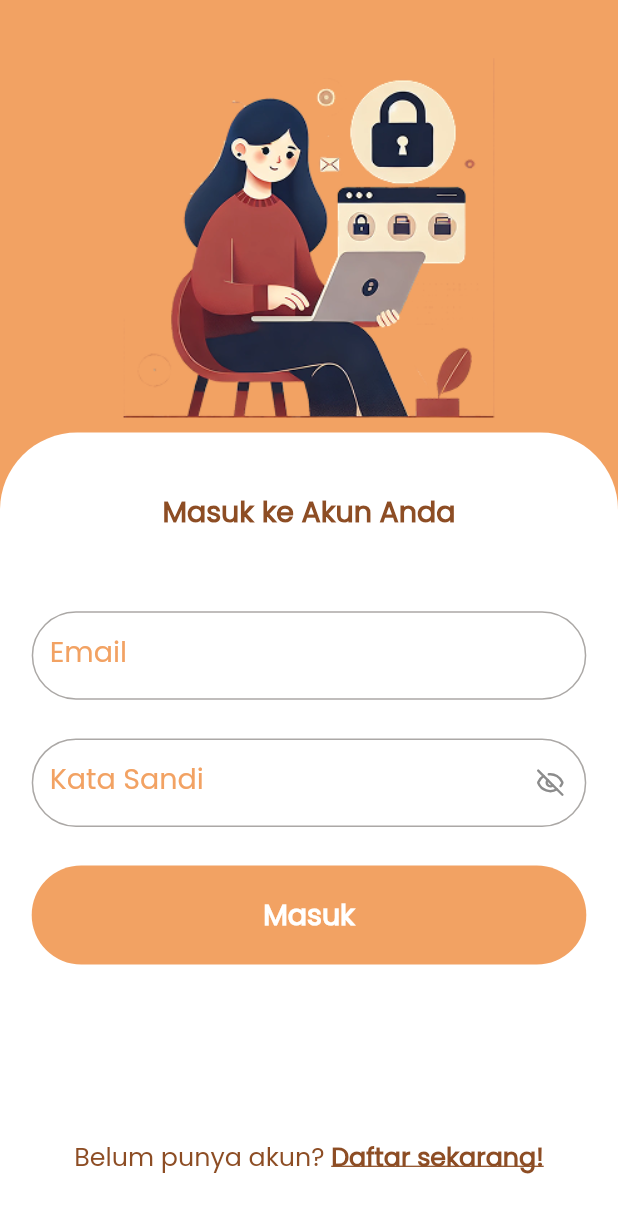
After one commit to manifestasi/nsmhc-undip, a Flutter app: the LoginScreen screen opened by its route, on a phone screen of 412 x 824 dp. The commit adds this screen. Shown: the top 1213 px of the screen. Run offline on Flutter 3.47's test engine with Material 2 defaults, Android fonts, the phone set to English and light mode, and no system bars; our stand-ins replace flutter_screenutil, get, lucide_icons.

Commit message:
add: slicing ui login screen

```diff
--- /dev/null
+++ b/lib/Pages/login_screen.dart
@@ -0,0 +1,186 @@
+import 'package:flutter/material.dart';
+import 'package:flutter_screenutil/flutter_screenutil.dart';
+import 'package:get/get.dart';
+import 'package:nsmhc/Widgets/Buttons/rounded_button.dart';
+import 'package:nsmhc/Widgets/Forms/password_field_custom.dart';
+import 'package:nsmhc/Widgets/Forms/text_field_custom.dart';
+
+class LoginScreen extends StatefulWidget {
+  const LoginScreen({Key? key}) : super(key: key);
+
+  @override
+  _LoginScreenState createState() => _LoginScreenState();
+}
+
+class _LoginScreenState extends State<LoginScreen> {
+  Rx<bool> is_visible_password = Rx<bool>(false);
+
+  @override
+  Widget build(BuildContext context) {
+    return Scaffold(
+        backgroundColor: const Color.fromRGBO(242, 162, 99, 1.0),
+        body: Stack(
+          children: [
+            /**
+          * image
+           */
+            Padding(
+              padding: EdgeInsets.only(
+                top: 30.h,
+              ),
+              child: Align(
+                alignment: Alignment.topCenter,
+                child: Image.asset(
+                  "assets/images/register_logo.png",
+                  width: MediaQuery.of(context).size.width * 0.7,
+                  height: MediaQuery.of(context).size.height * 0.3,
+                  fit: BoxFit.cover,
+                ),
+              ),
+            ),
+
+            /**
+             * scroll section
+             *  */
+            /**
+             *
+             * teks
+             */
+            Align(
+              alignment: Alignment.bottomCenter,
+              child: Container(
+                height: MediaQuery.of(context).size.height * 0.65,
+                width: double.maxFinite,
+                decoration: BoxDecoration(
+                  color: Colors.white,
+                  borderRadius: BorderRadius.only(
+                    topLeft: Radius.circular(40.dm),
+                    topRight: Radius.circular(40.dm),
+                  ),
+                ),
+                child: Padding(
+                  padding: EdgeInsets.only(left: 20.w, right: 20.w, top: 20.h),
+                  child: SingleChildScrollView(
+                    child: Column(
+                      mainAxisSize: MainAxisSize.max,
+                      mainAxisAlignment: MainAxisAlignment.start,
+                      children: [
+                        SizedBox(
+                          height: 10.h,
+                        ),
+                        /**
+                         * section form
+                         */
+                        Text(
+                          "Masuk ke Akun Anda",
+                          style: TextStyle(
+                            fontFamily: "Poppins",
+                            fontSize: 18.sp,
+                            fontWeight: FontWeight.bold,
+                            color: const Color.fromRGBO(141, 77, 36, 1.0),
+                          ),
+                        ),
+                        SizedBox(
+                          height: 40.h,
+                        ),
+
+                        /**
+                         *
+                         * Form Email
+                         */
+
+                        TextFieldCustom(context,
+                            label: "Email",
+                            border_color: const Color.fromRGBO(93, 68, 106, 1),
+                            radius: 40.dm,
+                            width_percent: 0.9),
+                        SizedBox(
+                          height: 20.h,
+                        ),
+
+                        /**
+                         *
+                         * Form Password
+                         */
+                        Obx(() => PasswordFieldCustom(context,
+                            label: "Kata Sandi",
+                            border_color: const Color.fromRGBO(93, 68, 106, 1),
+                            radius: 40.dm,
+                            width_percent: 0.9,
+                            is_visible: is_visible_password)),
+                        SizedBox(height: 20.h,),
+
+
+
+                        /**
+                         * Button Mulai
+                         */
+                        SizedBox(
+                          height: MediaQuery.of(context).size.height * 0.25,
+                          child: Column(
+                            mainAxisSize: MainAxisSize.max,
+                            mainAxisAlignment: MainAxisAlignment.spaceBetween,
+                            children: [
+                              RoundedButton(context,
+                              onTap: (){
+                                Navigator.pushNamed(context, "/login_screen");
+                              },
+                              text: "Masuk",
+                              fontSize: 18.sp,
+                              height_percent: 0.08,
+                              width_percent: 0.9,
+                              radius: 40.dm,
+                              ),
+
+                              /**
+                           * Text belum punya akun
+                           *
+                           */
+
+                          Row(
+                            mainAxisAlignment: MainAxisAlignment.center,
+                            children: [
+                          Text("Belum punya akun? ",
+                          style: TextStyle(
+                            fontFamily: "Poppins",
+                            fontSize: 16.sp,
+                            fontWeight: FontWeight.normal,
+                            color: const Color.fromRGBO(141, 77, 36, 1.0)
+                          ), ),
+
+                          Material(
+                            color: Colors.transparent,
+                            child: InkWell(
+                              splashColor: Colors.grey,
+                              hoverColor: Colors.grey,
+                              onTap: (){
+                                Navigator.pushNamed(context, "/register_screen");
+                              },
+                              child: Text("Daftar sekarang!",
+                              style: TextStyle(
+                                fontFamily: "Poppins",
+                                fontSize: 16.sp,
+                                decoration: TextDecoration.underline,
+                                fontWeight: FontWeight.bold,
+                                color: const Color.fromRGBO(141, 77, 36, 1.0)
+                              ), ),
+                            ),
+                          ),
+
+                            ],
+                          ),
+                            ],
+                          ),
+                        ),
+
+
+                      ],
+                    ),
+                  ),
+                ),
+              ),
+            )
+          ],
+        ));
+  }
+}
--- /dev/null
+++ b/lib/Pages/register_screen.dart
@@ -0,0 +1,79 @@
+import 'package:flutter/material.dart';
+import 'package:flutter_screenutil/flutter_screenutil.dart';
+
+class RegisterScreen extends StatefulWidget {
+  const RegisterScreen({ Key? key }) : super(key: key);
+
+  @override
+  _RegisterScreenState createState() => _RegisterScreenState();
+}
+
+class _RegisterScreenState extends State<RegisterScreen> {
+  @override
+  Widget build(BuildContext context) {
+    return Scaffold(
+      backgroundColor: const Color.fromRGBO(242, 162, 99, 1.0),
+      body: Stack(
+        children: [
+         /**
+          * image
+           */
+         Padding(
+              padding: EdgeInsets.only(
+                top: 30.h,
+              ),
+              child: Align(
+                alignment: Alignment.topCenter,
+                child: Image.asset(
+                  "assets/images/register_logo.png",
+                  width: MediaQuery.of(context).size.width * 0.7,
+                  height: MediaQuery.of(context).size.height * 0.3,
+                  fit: BoxFit.cover,
+                  ),
+              ),
+            ),
+
+            /**
+             * scroll section
+             *  */
+            /**
+             *
+             * teks
+             */
+            Align(
+              alignment: Alignment.bottomCenter,
+              child: Container(
+                height: MediaQuery.of(context).size.height * 0.65,
+                width: double.maxFinite,
+                decoration: BoxDecoration(
+                  color: Colors.white,
+                  borderRadius: BorderRadius.only(
+                    topLeft: Radius.circular(40.dm),
+                    topRight: Radius.circular(40.dm),
+                    ),
+                ),
+                child: Padding(
+                  padding: EdgeInsets.only(left : 20.w, right:20.sp),
+                  child: Column(
+                    mainAxisSize: MainAxisSize.max,
+                    mainAxisAlignment: MainAxisAlignment.spaceAround,
+                    children: [
+                      SizedBox(height: 10.h,),
+                      /**
+                       * section form
+                       */
+
+
+
+
+
+                    ],
+                  ),
+                ),
+              ),
+            )
+        ],
+      )
+    );
+  }
+}
--- a/lib/Pages/welcome_screen.dart
+++ b/lib/Pages/welcome_screen.dart
@@ -17,11 +17,16 @@ class _WelcomeScreenState extends State<WelcomeScreen> {
     return AnnotatedRegion<SystemUiOverlayStyle>(
         value: SystemUiOverlayStyle.light.copyWith(
           statusBarColor: const Color.fromRGBO(242, 162, 99, 1),
+          systemNavigationBarDividerColor: Colors.white,
           systemNavigationBarIconBrightness: Brightness.light,
         ),
         child: Scaffold(
           backgroundColor: const Color.fromRGBO(242, 162, 99, 1),
           body: Stack(children: [
+            /**
+             * image
+             *
+             */
             Padding(
               padding: EdgeInsets.only(
                 top: 10.h,
@@ -36,6 +41,11 @@ class _WelcomeScreenState extends State<WelcomeScreen> {
                   ),
               ),
             ),
+
+            /**
+             *
+             * teks
+             */
             Align(
               alignment: Alignment.bottomCenter,
               child: Container(
@@ -85,11 +95,14 @@ class _WelcomeScreenState extends State<WelcomeScreen> {
                        * Button Mulai
                        */
                       RoundedButton(context,
-                      onTap: (){},
+                      onTap: (){
+                        Navigator.pushNamed(context, "/login_screen");
+                      },
                       text: "Mulai",
+                      fontSize: 18.sp,
                       height_percent: 0.08,
                       width_percent: 0.9,
-                      radius: 20,
+                      radius: 20.dm,
                       )
                     ],
                   ),
--- a/lib/Routes/routes.dart
+++ b/lib/Routes/routes.dart
@@ -5,6 +5,8 @@ Class untuk route page
 */
 import 'package:flutter/material.dart';
 import 'package:flutter_screenutil/flutter_screenutil.dart';
+import 'package:nsmhc/Pages/login_screen.dart';
+import 'package:nsmhc/Pages/register_screen.dart';
 import 'package:nsmhc/Pages/splash_screen.dart';
 import 'package:nsmhc/Pages/welcome_screen.dart';
 
@@ -15,6 +17,10 @@ class Routers {
         return MaterialPageRoute(builder: (_)=> const SplashScreen());
       case "/welcome_screen":
         return MaterialPageRoute(builder: (_)=> const WelcomeScreen());
+      case "/register_screen":
+        return MaterialPageRoute(builder: (_)=> const RegisterScreen());
+      case "/login_screen":
+        return MaterialPageRoute(builder: (_)=> const LoginScreen());
       default:
         return _errorRoute();
     }
--- a/lib/Widgets/Buttons/rounded_button.dart
+++ b/lib/Widgets/Buttons/rounded_button.dart
@@ -1,5 +1,4 @@
 import 'package:flutter/material.dart';
-import 'package:flutter_screenutil/flutter_screenutil.dart';
 
 /**
  * @brief Widget Material
@@ -15,6 +14,7 @@ Widget RoundedButton(BuildContext context,
     num height_percent = 0.1,
     num width_percent = 0.8,
     double radius = 10,
+    double? fontSize,
     Color color = const Color.fromRGBO(242, 162, 99, 1)}) {
   return Container(
     height: MediaQuery.of(context).size.height * height_percent,
@@ -28,7 +28,9 @@ Widget RoundedButton(BuildContext context,
         shape: RoundedRectangleBorder(borderRadius: BorderRadius.circular(radius)),
         color: Colors.transparent,
         child: InkWell(
-          onTap: () => onTap,
+          onTap: () {
+            onTap!();
+          },
           splashColor: Colors.grey,
           hoverColor: Colors.grey,
           child: Center(
@@ -36,7 +38,7 @@ Widget RoundedButton(BuildContext context,
               text!,
               style: TextStyle(
                   fontFamily: "Poppins",
-                  fontSize: 14.sp,
+                  fontSize: fontSize!,
                   color: Colors.white,
                   fontWeight: FontWeight.bold),
             ),
--- /dev/null
+++ b/lib/Widgets/Forms/password_field_custom.dart
@@ -0,0 +1,59 @@
+import 'package:flutter/material.dart';
+import 'package:flutter_screenutil/flutter_screenutil.dart';
+import 'package:get/get.dart';
+import 'package:lucide_icons/lucide_icons.dart';
+
+Widget PasswordFieldCustom(
+  BuildContext context, {
+  num width_percent = 0.8,
+  double radius = 10,
+  Color? border_color,
+  String? label,
+  Rx<bool>? is_visible,
+  TextEditingController? text_controller,
+}) {
+  return Container(
+    width: MediaQuery.of(context).size.width * width_percent,
+    decoration: BoxDecoration(
+      borderRadius: BorderRadius.circular(radius),
+      // border: Border.all(color: border_color!)
+    ),
+    child: TextFormField(
+      controller: text_controller,
+      keyboardType: TextInputType.visiblePassword,
+      validator: (String? sr) {
+        if (sr == null || sr.isEmpty || sr.length < 8) {
+          return 'Tidak boleh kosong dan minimal 8 karakter!';
+        }
+        return null;
+      },
+      obscureText: !is_visible!.value,
+      decoration: InputDecoration(
+          suffixIcon: IconButton(
+              iconSize: 18.sp,
+              splashColor: Colors.grey,
+              onPressed: () {
+                is_visible!.value = !is_visible!.value!;
+              },
+              icon: (is_visible!.value! == false)
+                  ? Icon(
+                      LucideIcons.eyeOff,
+                      size: 15.dm,
+                    )
+                  : Icon(
+                      LucideIcons.eye,
+                      size: 15.dm,
+                    )),
+          label: Text(
+            label!,
+            style: TextStyle(
+                color: const Color.fromRGBO(242, 162, 99, 1.0),
+                fontFamily: "Poppins",
+                fontSize: 18.sp),
+          ),
+          border: OutlineInputBorder(
+              borderRadius: BorderRadius.circular(radius),
+              borderSide: BorderSide(color: border_color!))),
+    ),
+  );
+}
--- /dev/null
+++ b/lib/Widgets/Forms/text_field_custom.dart
@@ -0,0 +1,48 @@
+import 'package:flutter/material.dart';
+import 'package:flutter_screenutil/flutter_screenutil.dart';
+
+Widget TextFieldCustom(
+  BuildContext context, {
+  num width_percent = 0.8,
+  double radius = 10,
+  Color? border_color,
+  String? label,
+  TextEditingController? text_controller,
+}) {
+  return Container(
+    width: MediaQuery.of(context).size.width * width_percent,
+    decoration: BoxDecoration(
+      borderRadius: BorderRadius.circular(radius),
+      // border: Border.all(color: border_color!)
+    ),
+    child: TextFormField(
+      controller: text_controller,
+      validator: (String? sr) {
+        String pattern =
+            r"^[a-zA-Z0-9.a-zA-Z0-9.!#$%&'*+-/=?^_`{|}~]+@[a-zA-Z0-9]+\.[a-zA-Z]+";
+        RegExp regex = RegExp(pattern);
+        if (!regex.hasMatch(sr!) && label == "Email") {
+          return 'Masukkan alamat email yang valid!';
+        } else {
+          if (sr == null || sr.isEmpty) {
+            return 'Tidak boleh kosong!';
+          }
+        }
+
+        return null;
+      },
+      keyboardType: TextInputType.emailAddress,
+      decoration: InputDecoration(
+          label: Text(
+            label!,
+            style: TextStyle(
+                color: const Color.fromRGBO(242, 162, 99, 1.0),
+                fontFamily: "Poppins",
+                fontSize: 18.sp),
+          ),
+          border: OutlineInputBorder(
+              borderRadius: BorderRadius.circular(radius),
+              borderSide: BorderSide(color: border_color!))),
+    ),
+  );
+}
--- a/pubspec.yaml
+++ b/pubspec.yaml
@@ -38,6 +38,7 @@ dependencies:
   flutter_screenutil: ^5.9.3
   get: ^4.6.5
   http: ^1.0.0
+  lucide_icons: ^0.257.0
 
 dev_dependencies:
   flutter_test:
@@ -65,6 +66,7 @@ flutter:
   assets:
     - assets/images/splash_logo.png
     - assets/images/welcome_logo.png
+    - assets/images/register_logo.png
   #   - images/a_dot_ham.jpeg
 
   # An image asset can refer to one or more resolution-specific "variants", see
```
Also changed, not shown: assets/images/register_logo.png (added), pubspec.lock.
